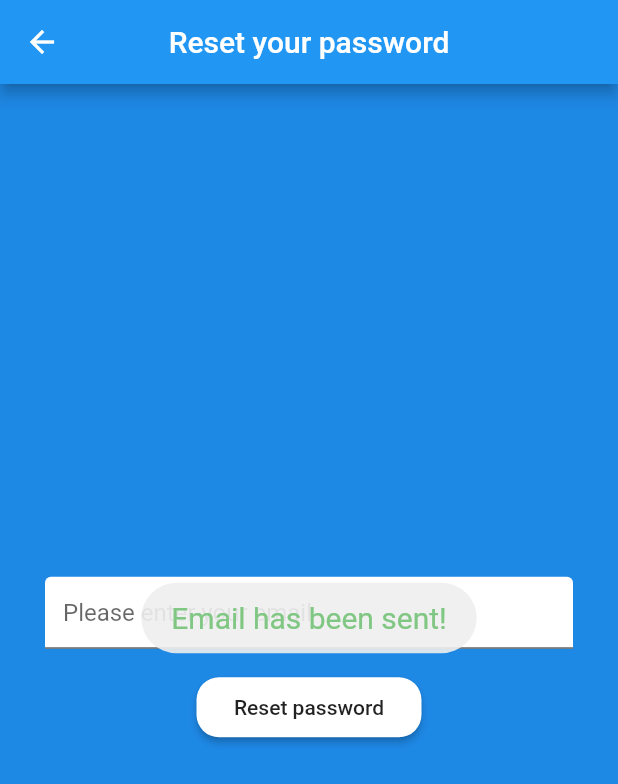
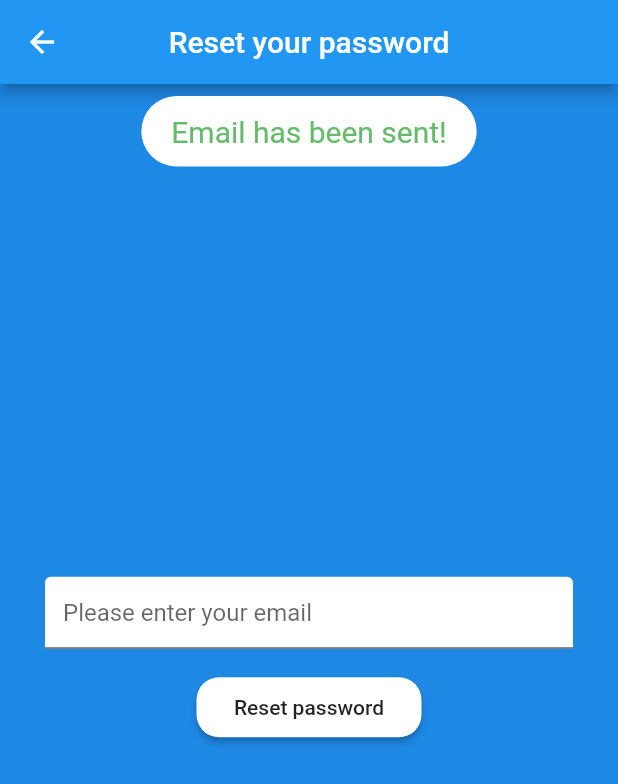
Before and after one commit to mjaay1337/ChatApp, a Flutter app: the ForgotPassScreen screen opened by its route, after a tap on "Reset password", on a phone screen of 412 x 824 dp. Shown: the top 784 px of the screen. Run offline on Flutter 3.47's test engine with Material 2 defaults, Android fonts, the phone set to English and light mode, and no system bars; our stand-ins replace animated_text_kit, bloc, cloud_firestore, equatable, firebase_auth, firebase_core and 2 more; accounts and stored records are empty; network calls fail.

Commit message:
all done and works

```diff
--- a/chat_app/lib/cubit/forgot_pass_cubit.dart
+++ b/chat_app/lib/cubit/forgot_pass_cubit.dart
@@ -25,9 +25,10 @@ class ForgotPassCubit extends Cubit<ForgotPassState> {
         Fluttertoast.showToast(
             msg: "Email has been sent!",
             toastLength: Toast.LENGTH_SHORT,
-            gravity: ToastGravity.CENTER,
+            gravity: ToastGravity.TOP,
             timeInSecForIosWeb: 1,
-            textColor: Colors.green[300],
+            backgroundColor: Colors.white,
+            textColor: Colors.green[400],
             fontSize: 20.0));
   }
 }
--- a/chat_app/lib/screens/forgot_pass.dart
+++ b/chat_app/lib/screens/forgot_pass.dart
@@ -22,16 +22,21 @@ class ForgotPassScreen extends StatelessWidget {
                 mainAxisAlignment: MainAxisAlignment.center,
                 children: [
                   TextField(
-                      decoration: InputDecoration(
-                        hintText: 'Please enter your email',
-                      ),
-                      onChanged: (value) {
-                        context.bloc<ForgotPassCubit>().setEmail(value);
-                      }),
+                    decoration: InputDecoration(
+                      hintText: 'Please enter your email',
+                    ),
+                    onChanged: (value) {
+                      context.bloc<ForgotPassCubit>().setEmail(value);
+                    },
+                    keyboardType: TextInputType.emailAddress,
+                  ),
                   SizedBox(height: 15),
                   RaisedButton(
                     onPressed: () {
-                      context.bloc<ForgotPassCubit>().resetPass();
+                      context
+                          .bloc<ForgotPassCubit>()
+                          .resetPass()
+                          .then((value) => Navigator.pop(context));
                     },
                     child: Text('Reset password'),
                   ),
```
Also changed, not shown: chat_app/lib/screens/login_screen.dart (+18 -1 lines), 1 other file.
